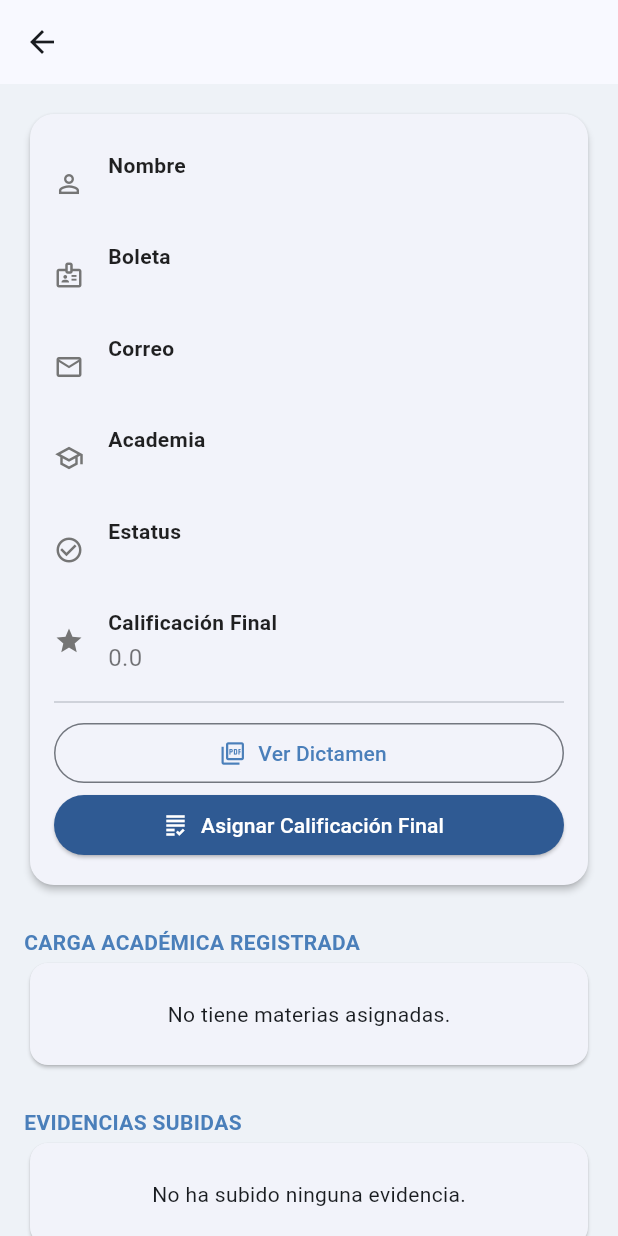
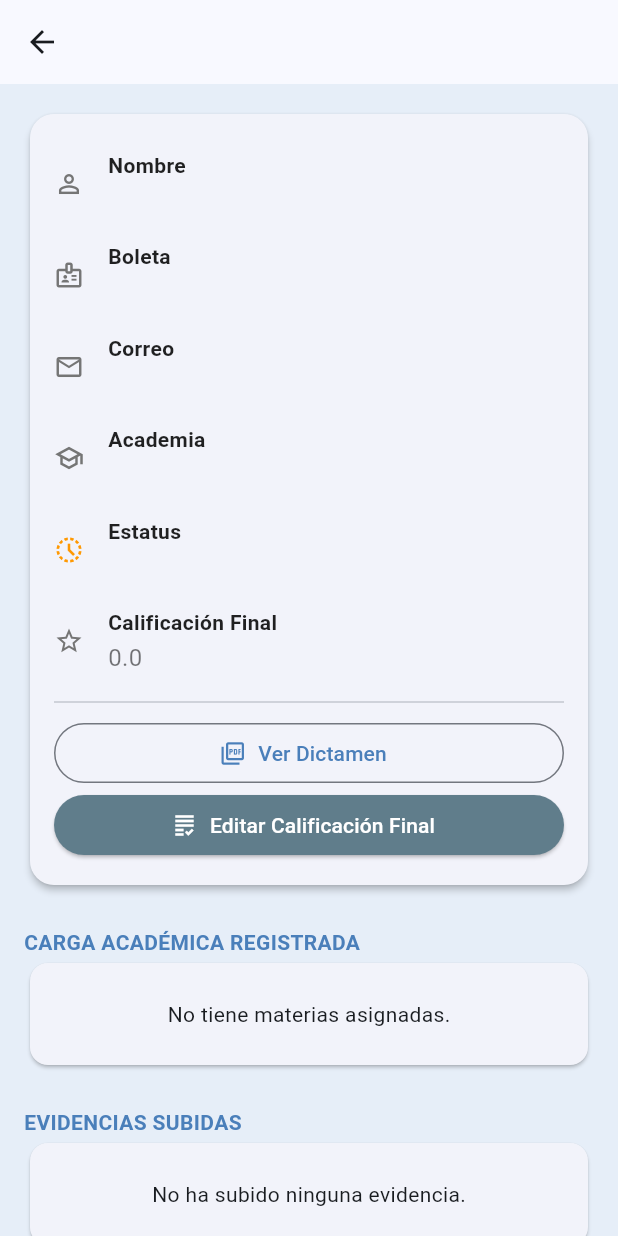
Before and after one commit to betilloXann/proyecto_tutorias, a Flutter app: the StudentDetailView screen opened directly with empty values, on a phone screen of 412 x 824 dp. Run offline on Flutter 3.47's test engine with Material 3 defaults, Android fonts, the phone set to English and light mode, and no system bars; our stand-ins replace cloud_firestore, file_picker, firebase_auth, firebase_core, firebase_storage, flutter_svg and 1 more; accounts and stored records are empty; network calls fail.

Commit message:
✨ feat: Visualizacion de calificaciones y mejoras de ux

```diff
--- /dev/null
+++ b/lib/core/config/app_scroll_behavior.dart
@@ -0,0 +1,13 @@
+import 'package:flutter/gestures.dart';
+import 'package:flutter/material.dart';
+
+// This class enables scrolling on devices that don't have a touch screen.
+// It allows scrolling with a mouse, trackpad, etc.
+class AppScrollBehavior extends MaterialScrollBehavior {
+  @override
+  Set<PointerDeviceKind> get dragDevices => {
+        PointerDeviceKind.touch,
+        PointerDeviceKind.mouse,
+        PointerDeviceKind.trackpad,
+      };
+}
--- a/lib/features/dashboard/viewmodels/student_detail_viewmodel.dart
+++ b/lib/features/dashboard/viewmodels/student_detail_viewmodel.dart
@@ -2,6 +2,7 @@ import 'package:flutter/material.dart';
 import 'package:cloud_firestore/cloud_firestore.dart';
 import '../../../data/models/enrollment_model.dart';
 import '../../../data/models/evidence_model.dart';
+import '../../../data/models/user_model.dart'; // Import UserModel
 import '../../../data/repositories/auth_repository.dart';
 
 class StudentDetailViewModel extends ChangeNotifier {
@@ -10,10 +11,13 @@ class StudentDetailViewModel extends ChangeNotifier {
 
   bool _isLoading = true;
   String? _errorMessage;
+
+  // --- STATE ---
+  late UserModel student; // It will hold the student's data
   List<EnrollmentModel> _enrollments = [];
-
   Map<String, Map<String, List<EvidenceModel>>> _groupedEvidences = {};
 
+  // --- GETTERS ---
   bool get isLoading => _isLoading;
   String? get errorMessage => _errorMessage;
   List<EnrollmentModel> get enrollments => _enrollments;
@@ -21,8 +25,9 @@ class StudentDetailViewModel extends ChangeNotifier {
 
   final String studentId;
 
-  StudentDetailViewModel({required this.studentId, required AuthRepository authRepo})
-      : _authRepo = authRepo {
+  StudentDetailViewModel({required UserModel initialStudent, required this.studentId, required AuthRepository authRepo})
+      : student = initialStudent, // Initialize with the passed student
+        _authRepo = authRepo {
     loadStudentData();
   }
 
@@ -32,20 +37,20 @@ class StudentDetailViewModel extends ChangeNotifier {
     notifyListeners();
 
     try {
-      final enrollmentsSnapshot = await _db
-          .collection('enrollments')
-          .where('uid', isEqualTo: studentId)
-          .orderBy('assigned_at', descending: true)
-          .get();
-      _enrollments = enrollmentsSnapshot.docs
-          .map((doc) => EnrollmentModel.fromMap(doc.data(), doc.id))
-          .toList();
+      // --- NEW: Reload the student's own data ---
+      final studentDoc = await _db.collection('users').doc(studentId).get();
+      if (studentDoc.exists) {
+        student = UserModel.fromMap(studentDoc.data()!, studentDoc.id);
+      } else {
+        throw Exception("No se pudo encontrar al estudiante.");
+      }
 
-      final evidencesSnapshot = await _db
-          .collection('evidencias')
-          .where('uid', isEqualTo: studentId)
-          .get();
+      // Load enrollments
+      final enrollmentsSnapshot = await _db.collection('enrollments').where('uid', isEqualTo: studentId).get();
+      _enrollments = enrollmentsSnapshot.docs.map((doc) => EnrollmentModel.fromMap(doc.data(), doc.id)).toList();
 
+      // Load and group evidences
+      final evidencesSnapshot = await _db.collection('evidencias').where('uid', isEqualTo: studentId).get();
       _groupedEvidences.clear();
       for (var doc in evidencesSnapshot.docs) {
         final evidence = EvidenceModel.fromMap(doc.data(), doc.id);
@@ -58,15 +63,9 @@ class StudentDetailViewModel extends ChangeNotifier {
         });
 
         switch (evidence.status) {
-          case 'APROBADA':
-            _groupedEvidences[subject]!['approved']!.add(evidence);
-            break;
-          case 'RECHAZADA':
-            _groupedEvidences[subject]!['rejected']!.add(evidence);
-            break;
-          default:
-            _groupedEvidences[subject]!['pending']!.add(evidence);
-            break;
+          case 'APROBADA': _groupedEvidences[subject]!['approved']!.add(evidence); break;
+          case 'RECHAZADA': _groupedEvidences[subject]!['rejected']!.add(evidence); break;
+          default: _groupedEvidences[subject]!['pending']!.add(evidence); break;
         }
       }
 
@@ -88,11 +87,7 @@ class StudentDetailViewModel extends ChangeNotifier {
     notifyListeners();
 
     try {
-      await _authRepo.reviewEvidence(
-        evidenceId: evidenceId,
-        newStatus: isApproved ? 'APROBADA' : 'RECHAZADA',
-        feedback: feedback,
-      );
+      await _authRepo.reviewEvidence(evidenceId: evidenceId, newStatus: isApproved ? 'APROBADA' : 'RECHAZADA', feedback: feedback);
       await loadStudentData();
       return true;
     } catch (e) {
@@ -103,25 +98,14 @@ class StudentDetailViewModel extends ChangeNotifier {
     }
   }
 
-  // --- NEW: Function to assign final grade ---
-  Future<bool> assignFinalGrade({
-    required double grade,
-    required bool isAccredited,
-  }) async {
+  Future<bool> assignFinalGrade({required double grade, required bool isAccredited}) async {
     _isLoading = true;
     _errorMessage = null;
     notifyListeners();
 
     try {
-      await _authRepo.assignFinalGrade(
-        studentId: studentId,
-        finalGrade: grade,
-        finalStatus: isAccredited ? 'ACREDITADO' : 'NO_ACREDITADO',
-      );
-      // No need to reload data, as this is a final action.
-      // We could navigate away or show a success message.
-      _isLoading = false;
-      notifyListeners();
+      await _authRepo.assignFinalGrade(studentId: studentId, finalGrade: grade, finalStatus: isAccredited ? 'ACREDITADO' : 'NO_ACREDITADO');
+      await loadStudentData();
       return true;
     } catch (e) {
       _errorMessage = e.toString();
--- a/lib/features/dashboard/views/student_detail_view.dart
+++ b/lib/features/dashboard/views/student_detail_view.dart
@@ -19,12 +19,12 @@ class StudentDetailView extends StatelessWidget {
   Widget build(BuildContext context) {
     return ChangeNotifierProvider(
       create: (context) => StudentDetailViewModel(
+        initialStudent: student,
         studentId: student.id,
         authRepo: context.read<AuthRepository>(),
       ),
       child: Scaffold(
-        backgroundColor: AppTheme.baseLight,
-        appBar: AppBar(title: Text(student.name)),
+        appBar: AppBar(title: Consumer<StudentDetailViewModel>(builder: (context, vm, _) => Text(vm.student.name))),
         body: Consumer<StudentDetailViewModel>(
           builder: (context, vm, child) {
             if (vm.isLoading) {
@@ -39,7 +39,7 @@ class StudentDetailView extends StatelessWidget {
               child: Column(
                 crossAxisAlignment: CrossAxisAlignment.start,
                 children: [
-                  _buildStudentInfoCard(context, student),
+                  _buildStudentInfoCard(context, vm.student),
                   const SizedBox(height: 24),
                   _buildSectionTitle("CARGA ACADÉMICA REGISTRADA"),
                   _buildEnrollmentsList(vm),
@@ -64,19 +64,20 @@ class StudentDetailView extends StatelessWidget {
   }
 
   Widget _buildStudentInfoCard(BuildContext context, UserModel student) {
+    final bool isGraded = student.finalGrade != null;
+
     return Card(elevation: 2, shape: RoundedRectangleBorder(borderRadius: BorderRadius.circular(16)), child: Padding(padding: const EdgeInsets.all(16.0), child: Column(
       children: [
         _buildInfoRow(Icons.person_outline, "Nombre", student.name),
         _buildInfoRow(Icons.badge_outlined, "Boleta", student.boleta),
         _buildInfoRow(Icons.email_outlined, "Correo", student.email),
         _buildInfoRow(Icons.school_outlined, "Academia", student.academy),
-        _buildInfoRow(Icons.check_circle_outline, "Estatus", student.status, isStatus: true),
-        if (student.finalGrade != null) // Show final grade if it exists
-          _buildInfoRow(Icons.star, "Calificación Final", student.finalGrade.toString()),
+        _buildInfoRow(Icons.history_toggle_off, "Estatus", student.status, isStatus: true),
+        if (isGraded)
+          _buildInfoRow(Icons.star_border, "Calificación Final", student.finalGrade.toString()),
 
         const Divider(height: 20),
 
-        // --- Actions ---
         if (student.dictamenUrl != null) ...[
           SizedBox(
             width: double.infinity,
@@ -92,9 +93,12 @@ class StudentDetailView extends StatelessWidget {
           width: double.infinity,
           child: ElevatedButton.icon(
             icon: const Icon(Icons.grading_outlined, size: 18),
-            label: const Text("Asignar Calificación Final"),
+            label: Text(isGraded ? "Editar Calificación Final" : "Asignar Calificación Final"),
             onPressed: () => _showFinalGradeDialog(context, student),
-             style: ElevatedButton.styleFrom(backgroundColor: AppTheme.blueDark, foregroundColor: Colors.white),
+             style: ElevatedButton.styleFrom(
+               backgroundColor: isGraded ? Colors.blueGrey : AppTheme.blueDark,
+               foregroundColor: Colors.white
+             ),
           ),
         ),
       ],
@@ -102,16 +106,29 @@ class StudentDetailView extends StatelessWidget {
   }
 
   Widget _buildInfoRow(IconData icon, String label, String value, {bool isStatus = false}) {
+    Color statusColor = Colors.orange;
+    IconData statusIcon = icon;
+
+    if (isStatus) {
+      if (value == 'ACREDITADO') {
+        statusColor = Colors.green;
+        statusIcon = Icons.check_circle;
+      } else if (value == 'NO_ACREDITADO') {
+        statusColor = Colors.red;
+        statusIcon = Icons.cancel;
+      } else if (value == 'EN_CURSO'){
+        statusIcon = Icons.hourglass_top;
+      }
+    }
+
     return Padding(padding: const EdgeInsets.symmetric(vertical: 8.0), child: Row(children: [
-      Icon(icon, color: Colors.grey.shade600, size: 20),
+      Icon(statusIcon, color: isStatus ? statusColor : Colors.grey.shade600, size: 20),
       const SizedBox(width: 16),
       Expanded(child: Column(crossAxisAlignment: CrossAxisAlignment.start, children: [
         Text(label, style: const TextStyle(fontWeight: FontWeight.bold, color: Colors.black87)),
         const SizedBox(height: 2),
         Text(value, style: TextStyle(
-          color: isStatus
-              ? (value.contains('ACREDITADO') ? Colors.green : (value.contains('CURSO') ? Colors.orange : Colors.red))
-              : Colors.black54,
+          color: isStatus ? statusColor : Colors.black54,
           fontSize: 16,
           fontWeight: isStatus ? FontWeight.bold : FontWeight.normal
         )),
@@ -159,7 +176,7 @@ class StudentDetailView extends StatelessWidget {
   }
 }
 
-// DIALOG FOR FINAL GRADE
+
 class _FinalGradeDialog extends StatefulWidget {
   final UserModel student;
   const _FinalGradeDialog({required this.student});
@@ -169,8 +186,15 @@ class _FinalGradeDialog extends StatefulWidget {
 }
 
 class _FinalGradeDialogState extends State<_FinalGradeDialog> {
-  final _gradeController = TextEditingController();
-  bool _isAccredited = true;
+  late final TextEditingController _gradeController;
+  late bool _isAccredited;
+
+  @override
+  void initState() {
+    super.initState();
+    _gradeController = TextEditingController(text: widget.student.finalGrade?.toString() ?? '');
+    _isAccredited = widget.student.status == 'ACREDITADO';
+  }
 
   @override
   void dispose() {
@@ -193,7 +217,7 @@ class _FinalGradeDialogState extends State<_FinalGradeDialog> {
           ),
           const SizedBox(height: 16),
           SwitchListTile(
-            title: Text(_isAccredited ? "ACREDITADO" : "NO ACREDITADO"),
+            title: Text(_isAccredited ? "ACREDITADO" : "NO ACREDITADO", style: TextStyle(color: _isAccredited ? Colors.green : Colors.red, fontWeight: FontWeight.bold)),
             value: _isAccredited,
             onChanged: (value) => setState(() => _isAccredited = value),
             activeColor: Colors.green,
@@ -221,8 +245,7 @@ class _FinalGradeDialogState extends State<_FinalGradeDialog> {
   }
 }
 
-
-// --- EVIDENCE WIDGETS (UNCHANGED) ---
+// --- EVIDENCE WIDGETS ---
 
 class _EvidencePageView extends StatefulWidget {
   final Map<String, Map<String, List<EvidenceModel>>> groupedEvidences;
@@ -249,7 +272,10 @@ class _EvidencePageViewState extends State<_EvidencePageView> {
       children: [
         SizedBox(
           height: 400,
-          child: PageView.builder(
+          child: Stack(
+            alignment: Alignment.center,
+            children: [
+              PageView.builder(
                 controller: _controller,
                 itemCount: subjects.length,
                 itemBuilder: (context, index) {
@@ -257,6 +283,23 @@ class _EvidencePageViewState extends State<_EvidencePageView> {
                   final statuses = subjects[index].value;
                   return _buildSubjectCard(context, subject, statuses);
                 },
+              ),
+              // --- Navigation Arrows for Desktop/Web ---
+              Align(
+                alignment: Alignment.centerLeft,
+                child: IconButton(
+                  icon: const Icon(Icons.arrow_back_ios_new_rounded),
+                  onPressed: () => _controller.previousPage(duration: const Duration(milliseconds: 300), curve: Curves.easeOut),
+                ),
+              ),
+              Align(
+                alignment: Alignment.centerRight,
+                child: IconButton(
+                  icon: const Icon(Icons.arrow_forward_ios_rounded),
+                  onPressed: () => _controller.nextPage(duration: const Duration(milliseconds: 300), curve: Curves.easeOut),
+                ),
+              ),
+            ],
           ),
         ),
         const SizedBox(height: 16),
@@ -266,7 +309,7 @@ class _EvidencePageViewState extends State<_EvidencePageView> {
           effect: const WormEffect(
             dotHeight: 8,
             dotWidth: 8,
-            activeDotColor: AppTheme.bluePrimary
+            activeDotColor: AppTheme.bluePrimary,
           ),
         ),
       ],
```
Also changed, not shown: lib/core/widgets/text_input_field.dart (+24 -13 lines), lib/features/dashboard/viewmodels/academy_home_viewmodel.dart (+34 -26 lines), lib/features/dashboard/views/academy_home_view.dart (+81 -46 lines), lib/features/login/views/login_view.dart (+47 -102 lines), lib/main.dart (+6 -24 lines). Lines whose indentation alone changed are shown as unchanged.
